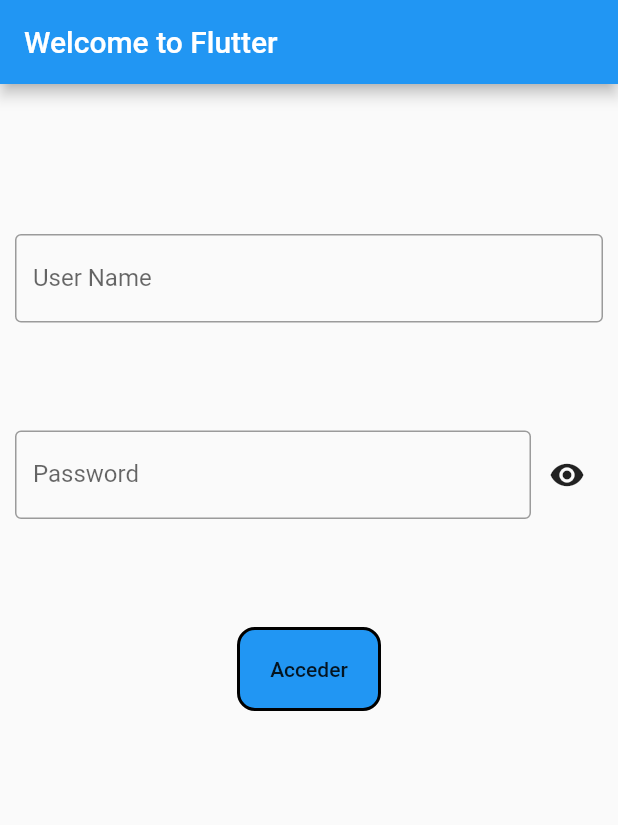
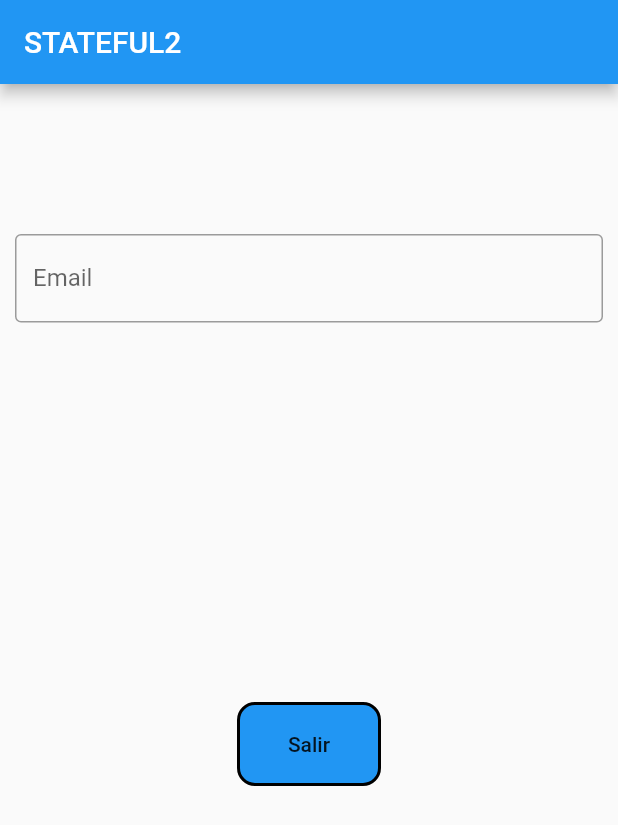
Before and after one commit to AlbertoHerTol/StateFul2, a Flutter app: the screen it shows after launch, after a tap on "Acceder", on a phone screen of 412 x 824 dp. Shown: the top 825 px of the screen. Run offline on Flutter 3.47's test engine with Material 2 defaults, Android fonts, the phone set to English and light mode, and no system bars.

Commit message:
Cambio de "Formularios" a traves de un boton

```diff
--- a/lib/Formulario.dart
+++ b/lib/Formulario.dart
@@ -17,10 +17,75 @@ class FormularioState extends State<Formulario>{
 
  */
 
+//***************************************************************************************    FORMULARIO
+class Formulario extends StatefulWidget{
+  @override
+  FormularioState createState(){
+    print("CreateState de Formulario");
+    return new FormularioState();
+  }
+}
+
+class FormularioState extends State<Formulario>{
+  bool _acceder=false;
+  Login _log = new Login();
+  Mail _mail = new Mail();
+  String _txtBoton = ('Acceder');
+
+  clickAcceder(){
+    print('Click acceder');
+    setState(() {
+      _acceder= !_acceder;
+      if (_acceder) _txtBoton=('Salir');
+      else _txtBoton=('Acceder');
+    });
+  }
+
+  @override
+  Widget build (BuildContext context){
+    return
+      Container(
+        margin: const EdgeInsets.only(left:10.0, top: 100.0, right: 10.0, bottom:300.0),
+        child:  Column(
+            mainAxisAlignment: MainAxisAlignment.spaceBetween,
+            children:[
+              if (!(_acceder)) _log
+              else _mail,
+              Row(
+                  mainAxisAlignment: MainAxisAlignment.center,
+                  children:[
+                    Container(
+                        padding: EdgeInsets.all(2),
+                        decoration: BoxDecoration(
+                          border: Border.all(
+                            color: Colors.black,
+                            width: 2,
+                          ),
+                          borderRadius: BorderRadius.circular(12),
+                          color: Colors.blue,
+                        ),
+                        child:
+                        FlatButton(
+                          onPressed: (){clickAcceder();},
+                          child: Text(_txtBoton),
+                        )
+                    )
+                  ]
+              ),
+            ]
+
+        ),
+      );
+
+  }
+}
+
+
+//***************************************************************************************    LOGIN
 class Login extends StatefulWidget{
   @override
   LoginState createState(){
-    print("CreateState de Formulario");
+    print("CreateState de Login");
     return new LoginState();
   }
 }
@@ -28,16 +93,10 @@ class Login extends StatefulWidget{
 class LoginState extends State<Login>{
 
   bool _mostrar= false;
-  bool _acceder = false;
   Icon iconoMostrar= Icon(Icons.visibility);
 
 
-  clickAcceder(){
-    print('Click acceder');
-    setState(() {
-      _acceder= !_acceder;
-    });
-  }
+
   clickVer(){
     print('Click ver');
     setState(() {
@@ -51,16 +110,16 @@ class LoginState extends State<Login>{
   @override
   Widget build (BuildContext context){
     return
-
       Container(
-          margin: const EdgeInsets.only(left:10.0, top: 100.0, right: 10.0, bottom:350.0),
+        margin: const EdgeInsets.only(left:10.0, top: 10.0, right: 10.0, bottom:10.0),
           child: Column(
             mainAxisAlignment: MainAxisAlignment.spaceBetween,
             children:[
-              Row(children:[
+              Container(
+                padding: const EdgeInsets.only(top: 10, bottom:10),
+                child:Row(children:[
                   Expanded(child:
                   TextField(
-                  obscureText: false,
                     decoration: InputDecoration(
                       border: OutlineInputBorder(),
                       labelText: 'User Name',
@@ -70,6 +129,10 @@ class LoginState extends State<Login>{
                 ]
 
                 ),
+              ),
+              Container(
+                padding: const EdgeInsets.only(top: 10, bottom:10),
+                child:
                 Row(
                     children:[
                       Expanded(child:
@@ -90,30 +153,43 @@ class LoginState extends State<Login>{
 
                     ]
                 ),
-              Row(
-                  mainAxisAlignment: MainAxisAlignment.center,
-                  children:[
-                    Container(
-                        padding: EdgeInsets.all(2),
-                        decoration: BoxDecoration(
-                          border: Border.all(
-                            color: Colors.black,
-                            width: 2,
               ),
-                          borderRadius: BorderRadius.circular(12),
-                          color: Colors.blue,
-                        ),
-                        child:
-                        FlatButton(
-                          onPressed: (){clickAcceder();},
-                          child: Text('Acceder'),
-                        )
-                    )
+
+
         ]
-              )
-        ]
-
           )
         );
   }
 }
+
+//***************************************************************************************    MAIL
+class Mail extends StatefulWidget{
+  @override
+  MailState createState(){
+    print("CreateState de Mail");
+    return new MailState();
+  }
+}
+
+class MailState extends State<Mail>{
+  @override
+  Widget build (BuildContext context){
+    return
+      Column(
+              mainAxisAlignment: MainAxisAlignment.spaceBetween,
+              children:[
+                Row(children:[
+                  Expanded(child:
+                  TextField(
+                    decoration: InputDecoration(
+                      border: OutlineInputBorder(),
+                      labelText: 'Email',
+                    ),
+                  ),
+                  ),
+                ]
+                ),
+              ]
+          );
+  }
+}
--- a/lib/main.dart
+++ b/lib/main.dart
@@ -7,13 +7,13 @@ class MyApp extends StatelessWidget {
   @override
   Widget build(BuildContext context) {
     return MaterialApp(
-      title: 'Welcome to Flutter',
+      title: 'STATEFUL2',
       home: Scaffold(
         appBar: AppBar(
-          title: Text('Welcome to Flutter'),
+          title: Text('STATEFUL2'),
         ),
         body: Center(
-          child: Login(),
+          child: Formulario(),
         ),
       ),
     );
```
Lines whose indentation alone changed are shown as unchanged.
